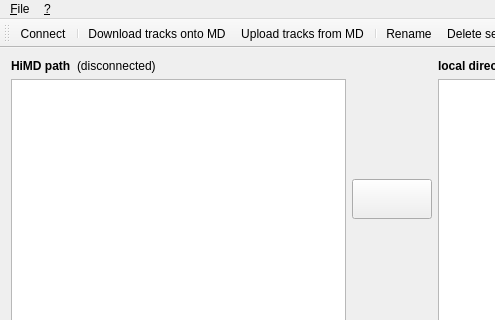
The window that qhimdtransfer/qhimdmainwindow.ui (linux-minidisc/linux-minidisc) describes before a commit, drawn with Qt 5; both pictures show x 0 to 495 and y 0 to 320 of the 784 by 539 pixel window.
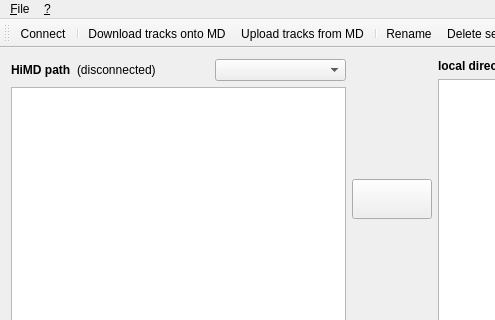
The same window after the commit. Icons and pictures are not drawn.

Commit message: added autodetection of himd walkmen (windows only)

Diff of the .ui file:
```diff
--- a/qhimdtransfer/qhimdmainwindow.ui
+++ b/qhimdtransfer/qhimdmainwindow.ui
@@ -25,7 +25,7 @@
     <item>
      <layout class="QVBoxLayout" name="verticalLayout_4">
       <item>
-       <layout class="QHBoxLayout" name="horizontalLayout" stretch="0,1">
+       <layout class="QHBoxLayout" name="horizontalLayout" stretch="0,1,1">
         <item>
          <widget class="QLabel" name="himd_mountpoint">
           <property name="font">
@@ -46,6 +46,9 @@
           </property>
          </widget>
         </item>
+        <item>
+         <widget class="QComboBox" name="himd_devices"/>
+        </item>
        </layout>
       </item>
       <item>
```
Left out of the diff: 2 changed lines with no effect on the pictures. The commit also changes 7 other files.
